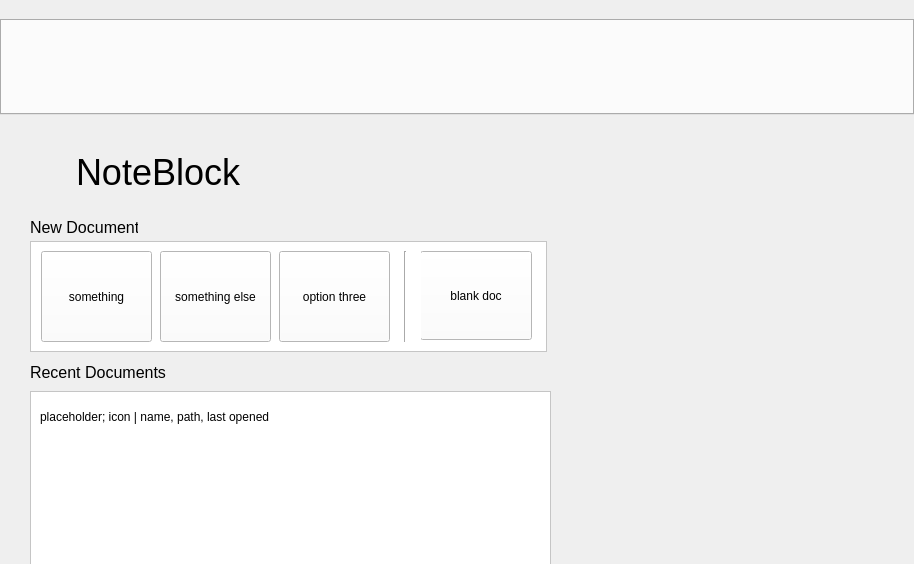
The window that mainwindow.ui (dudghks/senior-capstone) describes before a commit, drawn with Qt 5.
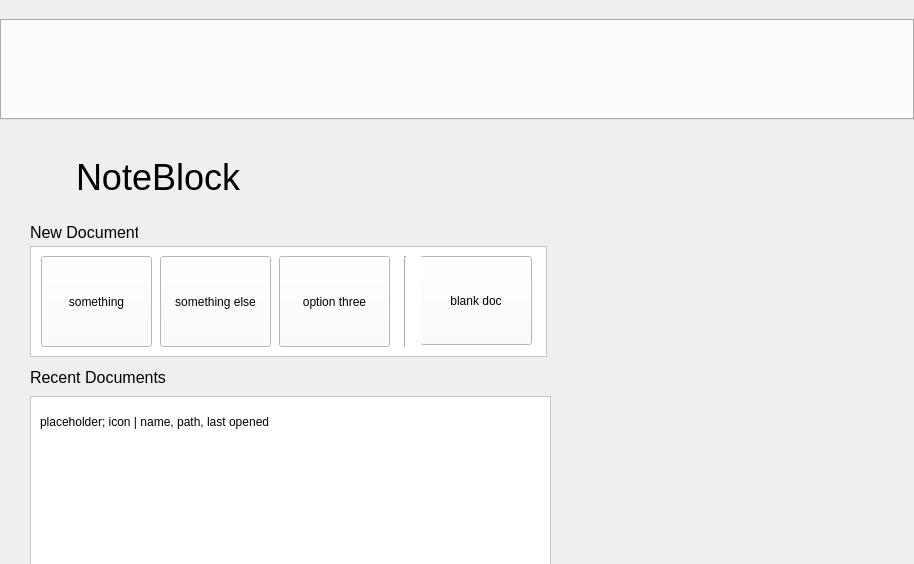
The same window after the commit. The open tabs and pages were chosen to show the change. Icons and pictures are not drawn. Custom widgets are drawn as their Qt base class.

```diff
--- a/mainwindow.ui
+++ b/mainwindow.ui
@@ -421,13 +421,13 @@
    <property name="minimumSize">
     <size>
      <width>135</width>
-     <height>115</height>
+     <height>120</height>
     </size>
    </property>
    <property name="maximumSize">
     <size>
      <width>524287</width>
-     <height>115</height>
+     <height>120</height>
     </size>
    </property>
    <property name="features">
```
Left out of the diff: 2 changed lines with no effect on the pictures.
